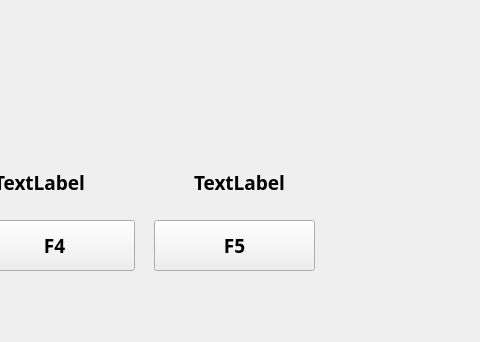
tonyghchen/621, file SW_Test/MainForm.ui: the form before one commit; both pictures show x 176 to 656 and y 0 to 342 of the 746 by 512 pixel window.
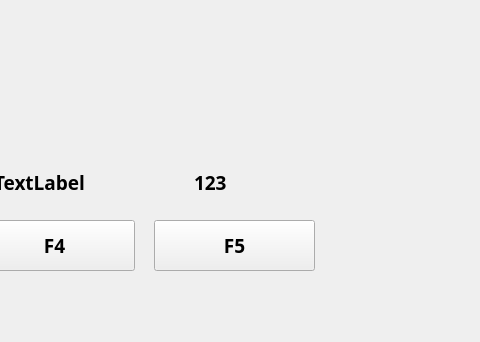
The form after the commit.

Commit message: Changed Barh to Array saving. But remove no function

```diff
--- a/SW_Test/MainForm.ui
+++ b/SW_Test/MainForm.ui
@@ -119,7 +119,7 @@
      </rect>
     </property>
     <property name="text">
-     <string>TextLabel</string>
+     <string>123</string>
     </property>
    </widget>
   </widget>
```
The commit also changes 1 other file.
